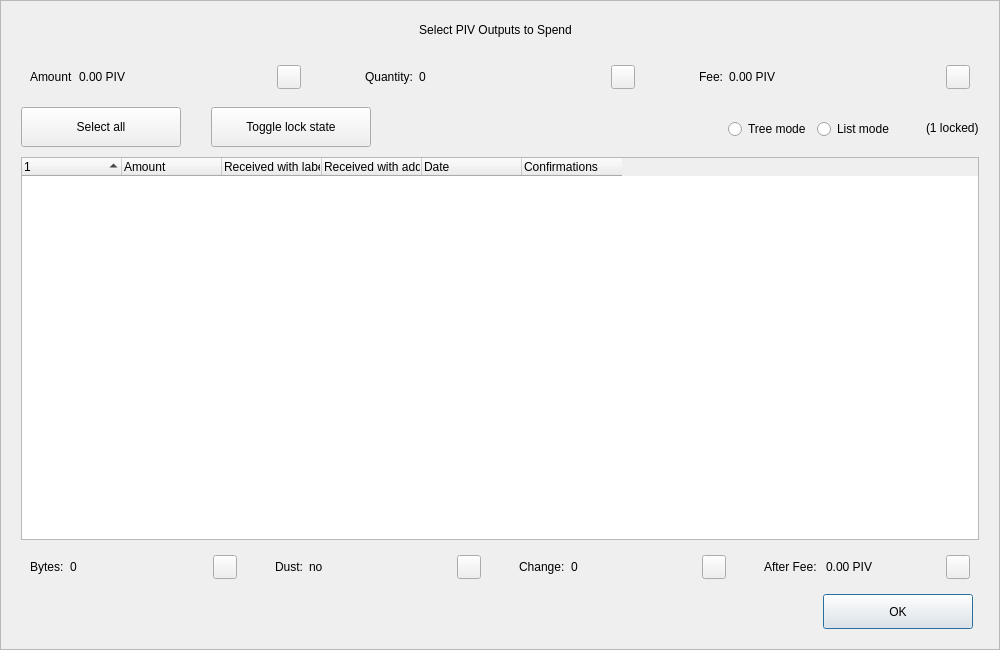
First picture: the form in src/qt/forms/coincontroldialog.ui, repository cimelli/RpdSource, before the edit.
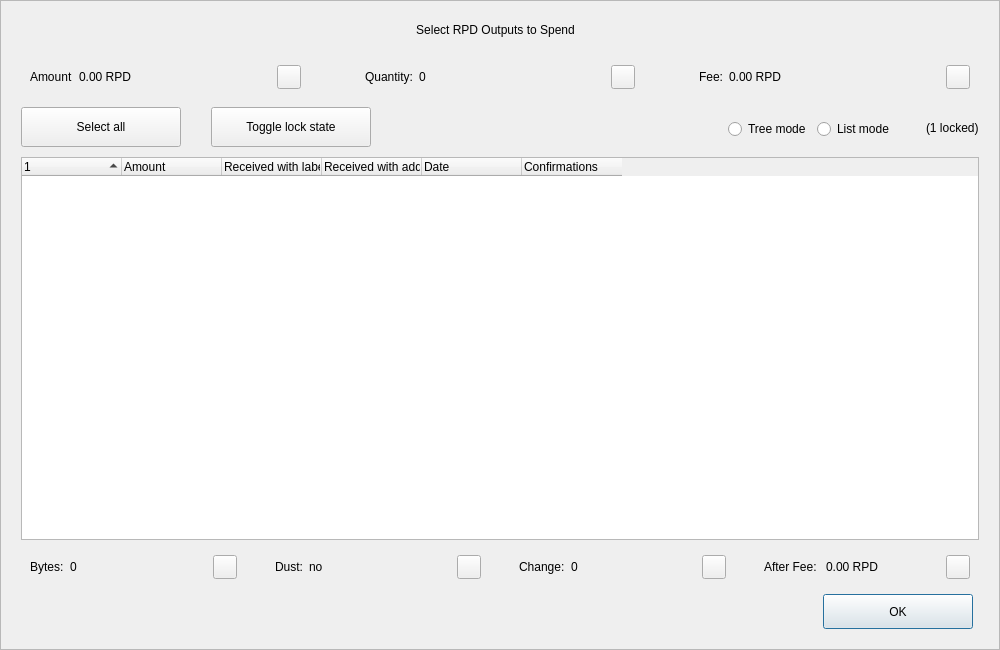
Second picture: the form after the edit. Custom widgets are drawn as their Qt base class.

The edit to the form file:
```diff
--- a/src/qt/forms/coincontroldialog.ui
+++ b/src/qt/forms/coincontroldialog.ui
@@ -98,7 +98,7 @@
            </size>
           </property>
           <property name="text">
-           <string>Select PIV Outputs to Spend</string>
+           <string>Select RPD Outputs to Spend</string>
           </property>
           <property name="alignment">
            <set>Qt::AlignCenter</set>
@@ -144,7 +144,7 @@
            <item>
             <widget class="QLabel" name="labelCoinControlAmount">
              <property name="text">
-              <string>0.00 PIV</string>
+              <string>0.00 RPD</string>
              </property>
             </widget>
            </item>
@@ -268,7 +268,7 @@
            <item>
             <widget class="QLabel" name="labelCoinControlFee">
              <property name="text">
-              <string>0.00 PIV</string>
+              <string>0.00 RPD</string>
              </property>
             </widget>
            </item>
@@ -729,7 +729,7 @@
            <item>
             <widget class="QLabel" name="labelCoinControlAfterFee">
              <property name="text">
-              <string>0.00 PIV</string>
+              <string>0.00 RPD</string>
              </property>
             </widget>
            </item>
```
